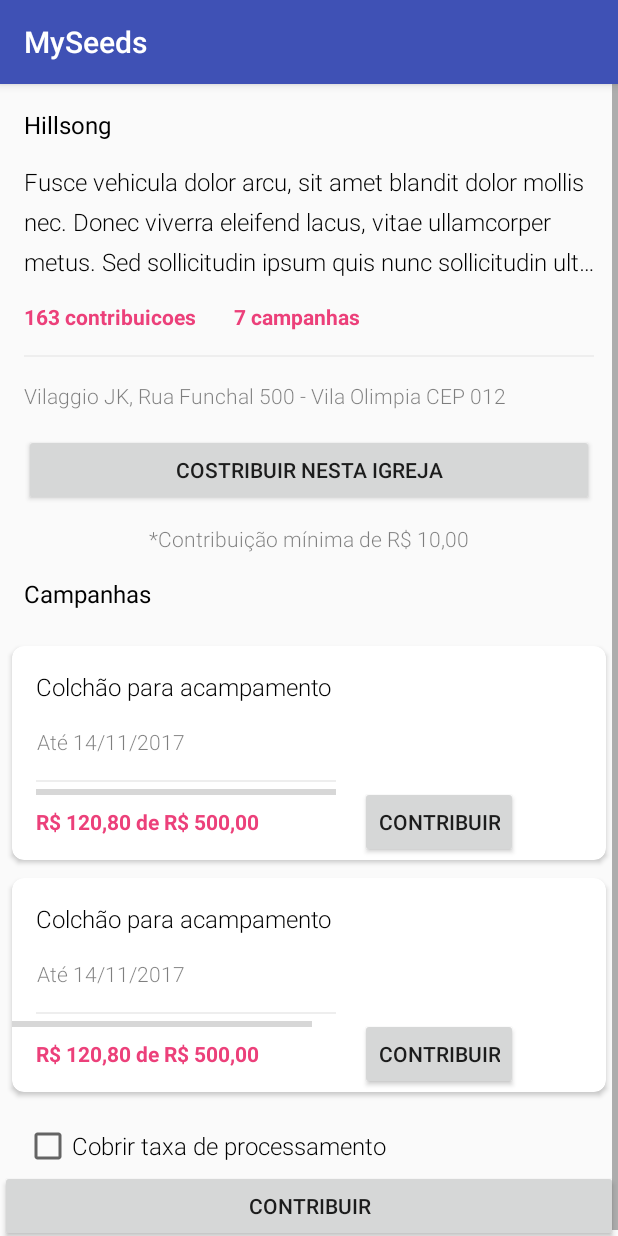
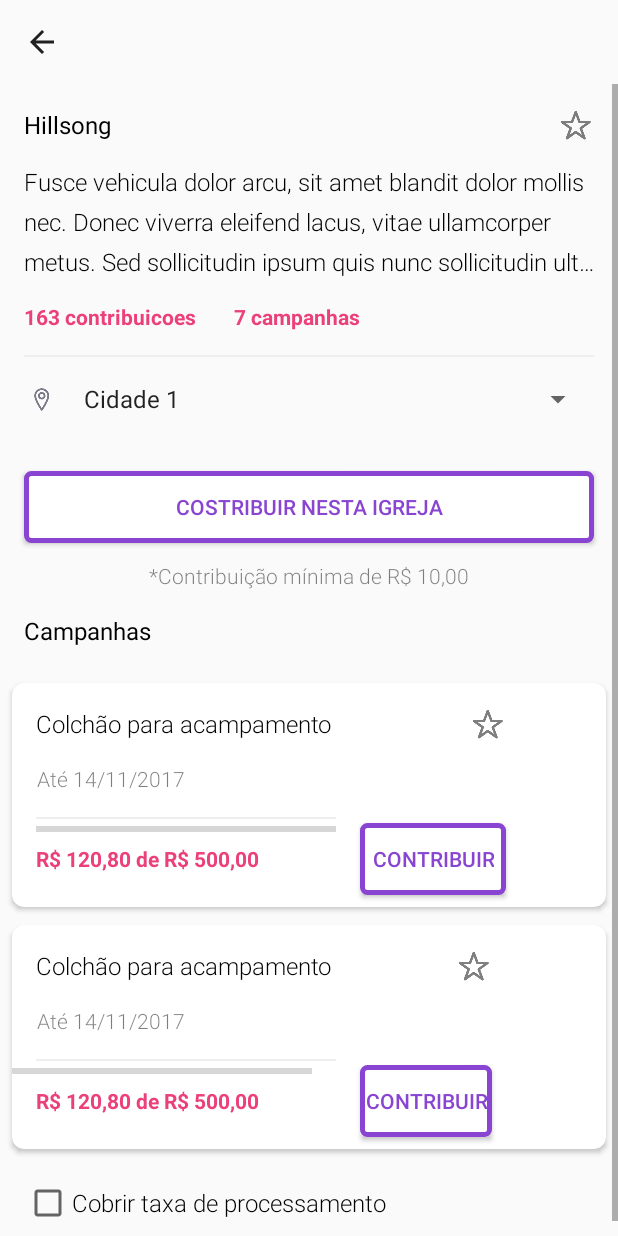
Before and after one commit to lCavazzani/MySeeds, an Android app: the InstituicaoActivity screen opened directly, with no data from a screen before it, on a phone screen of 412 x 824 dp. Run offline under Robolectric (Android 15) with nearby library versions, the phone set to English and light mode, and no system bars; our stand-ins replace ButterKnife.

Commit message:
actionbar instyituicao

```diff
--- a/app/src/main/AndroidManifest.xml
+++ b/app/src/main/AndroidManifest.xml
@@ -34,6 +34,7 @@
         <activity
             android:name=".Domains.Instituicao.Activity.InstituicaoActivity"
             android:screenOrientation="portrait"
+            android:theme="@style/AppThemeGrey.NoActionBar"
             />
     </application>
 
--- a/app/src/main/java/megaleios/com/myseeds/Domains/Forgot/Activity/ForgotActivity.java
+++ b/app/src/main/java/megaleios/com/myseeds/Domains/Forgot/Activity/ForgotActivity.java
@@ -32,7 +32,6 @@ public class ForgotActivity extends AppCompatActivity {
 
         getSupportActionBar().setDisplayHomeAsUpEnabled(true);
         getSupportActionBar().setTitle(Html.fromHtml("<font color=\"black\">" + "Esqueceu a senha" + "</font>"));
-
     }
 
     @Override
--- a/app/src/main/java/megaleios/com/myseeds/Domains/Instituicao/Activity/InstituicaoActivity.java
+++ b/app/src/main/java/megaleios/com/myseeds/Domains/Instituicao/Activity/InstituicaoActivity.java
@@ -2,10 +2,12 @@ package megaleios.com.myseeds.Domains.Instituicao.Activity;
 
 import android.os.Bundle;
 import android.support.v7.app.AppCompatActivity;
+import android.support.v7.widget.Toolbar;
+import android.text.Html;
 
-
+import butterknife.BindView;
+import butterknife.ButterKnife;
 import megaleios.com.myseeds.Domains.Instituicao.Fragment.InstituicaoFragment;
-import megaleios.com.myseeds.Domains.Login.Fragment.LoginFragment;
 import megaleios.com.myseeds.R;
 
 /**
@@ -13,13 +15,28 @@ import megaleios.com.myseeds.R;
  */
 
 public class InstituicaoActivity extends AppCompatActivity {
+    @BindView(R.id.toolbar)
+    Toolbar toolbar;
     @Override
     protected void onCreate(Bundle savedInstanceState) {
         super.onCreate(savedInstanceState);
         setContentView(R.layout.activity_instituicao);
 
+        ButterKnife.bind(this);
+
         getSupportFragmentManager()
                 .beginTransaction()
                 .add(R.id.rootContainer, new InstituicaoFragment()).commit();
+
+        setSupportActionBar(toolbar);
+
+        getSupportActionBar().setDisplayHomeAsUpEnabled(true);
+        getSupportActionBar().setTitle(Html.fromHtml("<font color=\"black\">" + "" + "</font>"));
+    }
+
+    @Override
+    public boolean onSupportNavigateUp() {
+        finish();
+        return true;
     }
 }
--- /dev/null
+++ b/app/src/main/res/drawable/button_contribuir_purple.xml
@@ -0,0 +1,9 @@
+<?xml version="1.0" encoding="utf-8"?>
+<shape xmlns:android="http://schemas.android.com/apk/res/android"
+    android:shape="rectangle">
+    <gradient android:startColor="#FFFFFF"
+        android:endColor="#FFFFFF"
+        android:angle="270" />
+    <corners android:radius="3dp" />
+    <stroke android:width="5px" android:color="#8945d1" />
+</shape>
--- a/app/src/main/res/layout/activity_forgot.xml
+++ b/app/src/main/res/layout/activity_forgot.xml
@@ -4,13 +4,11 @@
     android:orientation="vertical"
     android:layout_width="match_parent"
     android:layout_height="match_parent">
-
     <android.support.v7.widget.Toolbar
         android:id="@+id/toolbar"
         android:layout_width="match_parent"
         android:layout_height="?attr/actionBarSize"
         app:theme="@style/ThemeOverlay.AppCompat.ActionBar"/>
-
 
     <FrameLayout
         android:id="@+id/forgotContainer"
--- a/app/src/main/res/layout/activity_instituicao.xml
+++ b/app/src/main/res/layout/activity_instituicao.xml
@@ -1,7 +1,14 @@
 <?xml version="1.0" encoding="utf-8"?>
 <LinearLayout xmlns:android="http://schemas.android.com/apk/res/android"
-    android:orientation="vertical" android:layout_width="match_parent"
+    xmlns:app="http://schemas.android.com/apk/res-auto"
+    android:orientation="vertical"
+    android:layout_width="match_parent"
     android:layout_height="match_parent">
+    <android.support.v7.widget.Toolbar
+        android:id="@+id/toolbar"
+        android:layout_width="match_parent"
+        android:layout_height="?attr/actionBarSize"
+        app:theme="@style/ThemeOverlay.AppCompat.ActionBar"/>
 
     <FrameLayout
         android:id="@+id/rootContainer"
--- a/app/src/main/res/layout/fragment_instituicao.xml
+++ b/app/src/main/res/layout/fragment_instituicao.xml
@@ -7,6 +7,8 @@
     xmlns:card_view="http://schemas.android.com/apk/res-auto"
     android:layout_height="match_parent"
     >
+
+
     <ScrollView
         android:layout_width="match_parent"
         android:layout_height="match_parent">
@@ -24,6 +26,12 @@
                 android:layout_marginStart="16dp"
                 android:layout_marginTop="16dp"
                 android:id="@+id/textView3" />
+            <ImageView
+                android:layout_width="wrap_content"
+                android:layout_height="wrap_content"
+                android:src="@drawable/fav"
+                android:layout_alignTop="@+id/textView3"
+                android:layout_alignEnd="@+id/textView2_int" />
             <TextView
                 android:layout_width="wrap_content"
                 android:layout_height="wrap_content"
@@ -74,21 +82,30 @@
                 android:layout_marginStart="16dp"
                 android:background="#EEE" />
 
-            <TextView
+            <Spinner
                 android:id="@+id/textView2_int"
-                android:layout_width="wrap_content"
+                android:layout_width="match_parent"
                 android:layout_height="wrap_content"
-                android:layout_below="@+id/divider_title2"
-                android:layout_marginBottom="16dp"
-                android:layout_marginStart="16dp"
                 android:fontFamily="sans-serif-light"
                 android:text="Vilaggio JK, Rua Funchal 500 - Vila Olimpia CEP 012"
                 android:textColor="#80000000"
                 android:maxLines="1"
                 android:ellipsize="end"
                 android:textSize="14sp"
-                android:textStyle="normal" />
-
+                android:textStyle="normal"
+                android:entries="@array/parcelas"
+                android:layout_marginEnd="16dp"
+                android:prompt="@string/parcelasfirst"
+                android:layout_below="@+id/divider_title2"
+                android:layout_toEndOf="@+id/imageView3"
+                android:layout_marginStart="8dp" />
+            <ImageView
+                android:layout_width="wrap_content"
+                android:layout_height="wrap_content"
+                android:src="@drawable/local"
+                android:layout_below="@+id/divider_title2"
+                android:layout_alignStart="@+id/button_contribuir"
+                android:id="@+id/imageView3" />
             <Button
                 android:layout_width="match_parent"
                 android:layout_height="wrap_content"
@@ -96,7 +113,10 @@
                 android:layout_marginStart="16dp"
                 android:layout_marginEnd="16dp"
                 android:layout_below="@+id/textView2_int"
-                android:id="@+id/button_contribuir"/>
+                android:id="@+id/button_contribuir"
+                android:textColor="#8945d1"
+                android:background="@drawable/button_contribuir_purple"
+                android:layout_marginTop="36dp"/>
 
             <TextView
                 android:layout_width="wrap_content"
@@ -157,6 +177,12 @@
                         android:textColor="#000000"
                         android:textSize="16sp"
                         android:textStyle="normal" />
+                    <ImageView
+                        android:layout_width="wrap_content"
+                        android:layout_height="wrap_content"
+                        android:src="@drawable/fav"
+                        android:layout_alignTop="@+id/textmy"
+                        android:layout_alignEnd="@+id/button" />
 
                     <TextView
                         android:id="@+id/date_end"
@@ -211,7 +237,12 @@
                         android:text="Contribuir"
                         android:layout_alignBaseline="@+id/textView"
                         android:layout_alignBottom="@+id/textView"
-                        android:layout_toEndOf="@+id/divider_title" />
+                        android:layout_toEndOf="@+id/divider_title"
+                        android:padding="8dp"
+                        android:textColor="#8945d1"
+                        android:background="@drawable/button_contribuir_purple"
+                        android:layout_marginBottom="8dp"
+                        android:id="@+id/button" />
                 </RelativeLayout>
 
             </android.support.v7.widget.CardView>
@@ -249,6 +280,12 @@
                         android:textColor="#000000"
                         android:textSize="16sp"
                         android:textStyle="normal" />
+                    <ImageView
+                        android:layout_width="wrap_content"
+                        android:layout_height="wrap_content"
+                        android:src="@drawable/fav"
+                        android:layout_alignTop="@+id/textmy2"
+                        android:layout_alignEnd="@+id/contribuir_button" />
 
                     <TextView
                         android:id="@+id/date_end2"
@@ -278,11 +315,11 @@
                         android:layout_height="wrap_content"
                         android:layout_below="@+id/progressBar2"
                         android:layout_marginBottom="16dp"
+                        android:layout_marginLeft="16dp"
                         android:layout_marginStart="16dp"
                         android:layout_marginTop="2dp"
                         android:fontFamily="sans-serif"
                         android:text="R$ 120,80 de R$ 500,00"
-                        android:layout_marginLeft="16dp"
                         android:textColor="#ec407a"
                         android:textSize="14sp"
                         android:textStyle="bold" />
@@ -297,14 +334,18 @@
                         android:layout_marginStart="16dp"
                         android:layout_marginTop="16dp"
                         android:background="#EEE" />
+
                     <Button
+                        android:id="@+id/contribuir_button"
                         android:layout_width="wrap_content"
                         android:layout_height="wrap_content"
-                        android:text="Contribuir"
                         android:layout_alignBaseline="@+id/textView2"
                         android:layout_alignBottom="@+id/textView2"
+                        android:layout_marginBottom="8dp"
                         android:layout_toEndOf="@+id/divider_title4"
-                        android:id="@+id/contribuir_button"/>
+                        android:background="@drawable/button_contribuir_purple"
+                        android:text="Contribuir"
+                        android:textColor="#8945d1" />
 
 
                 </RelativeLayout>
@@ -321,15 +362,18 @@
                 android:layout_marginLeft="16dp"
                 android:layout_marginTop="16dp"
                 android:text="Cobrir taxa de processamento"
-                android:layout_below="@+id/campanhas_list2"/>
-            <Button
-                android:layout_width="match_parent"
-                android:layout_height="wrap_content"
-                android:text="Contribuir"
-                android:layout_below="@+id/check_terms"
-                />
+                android:layout_below="@+id/campanhas_list2"
+                android:layout_marginBottom="16dp"/>
+            <!--<Button-->
+                <!--android:layout_width="match_parent"-->
+                <!--android:layout_height="wrap_content"-->
+                <!--android:text="Contribuir"-->
+                <!--android:layout_below="@+id/check_terms"-->
+                <!--/>-->
 
         </RelativeLayout>
     </ScrollView>
 
+
+
 </RelativeLayout>
--- a/app/src/main/res/values/colors.xml
+++ b/app/src/main/res/values/colors.xml
@@ -3,5 +3,7 @@
     <color name="colorPrimary">#3F51B5</color>
     <color name="colorPrimaryDark">#303F9F</color>
     <color name="colorPrimaryDarkGrey">#e0e0e0</color>
+    <color name="colorPrimaryGrey">#ffffff</color>
     <color name="colorAccent">#FF4081</color>
+    <color name="black">#000000</color>
 </resources>
--- a/app/src/main/res/values/strings.xml
+++ b/app/src/main/res/values/strings.xml
@@ -4,4 +4,12 @@
     <![CDATA[Não é cadastrado ainda? <b>Faça seu cadastro</b>
     ]]>
     </string>
+    <string name="parcelasfirst">Cidade</string>
+
+    <string-array name="parcelas">
+        <item>Cidade 1</item>
+        <item>Cidade 2</item>
+        <item>Cidade 3</item>
+    </string-array>
+
 </resources>
--- a/app/src/main/res/values/styles.xml
+++ b/app/src/main/res/values/styles.xml
@@ -9,9 +9,11 @@
     </style>
     <style name="AppThemeGrey" parent="Theme.AppCompat.Light.DarkActionBar">
         <!-- Customize your theme here. -->
-        <item name="colorPrimary">@color/colorPrimary</item>
+        <item name="colorPrimary">@color/colorPrimaryGrey</item>
         <item name="colorPrimaryDark">@color/colorPrimaryDarkGrey</item>
         <item name="colorAccent">@color/colorAccent</item>
+        <item name="windowActionBar">false</item>
+
     </style>
 
     <style name="EditTextAppearance" parent="Theme.AppCompat.Light.DarkActionBar">
--- a/build.gradle
+++ b/build.gradle
@@ -5,7 +5,7 @@ buildscript {
         jcenter()
     }
     dependencies {
-        classpath 'com.android.tools.build:gradle:2.3.1'
+        classpath 'com.android.tools.build:gradle:2.3.3'
 
         // NOTE: Do not place your application dependencies here; they belong
         // in the individual module build.gradle files
```
